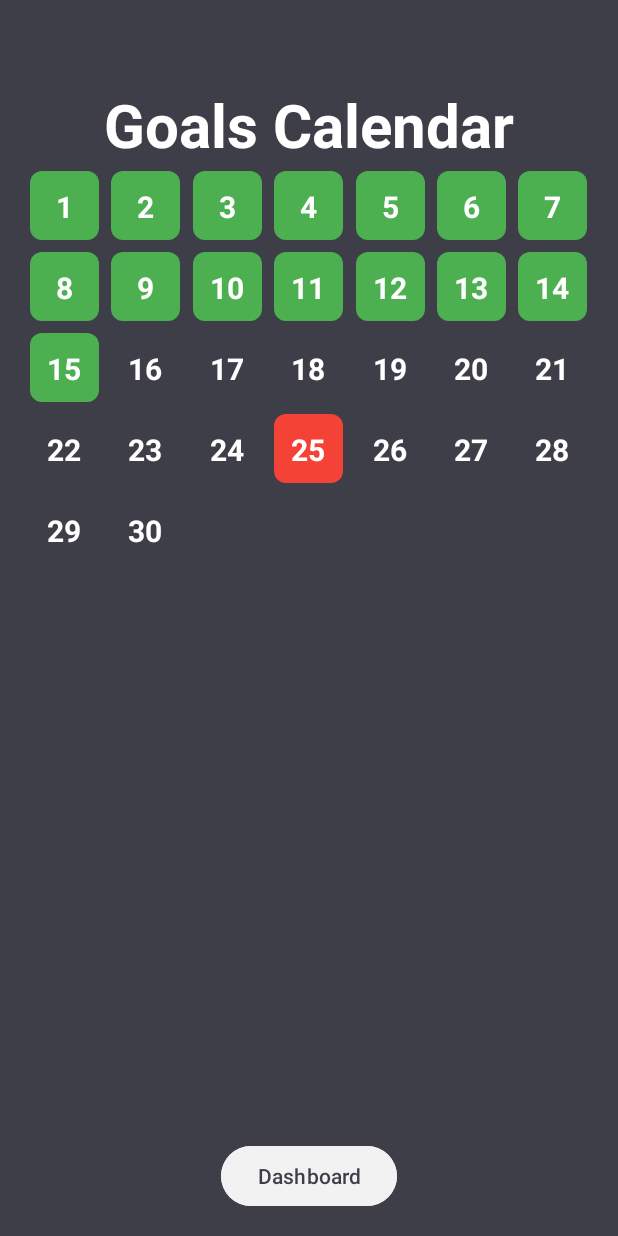
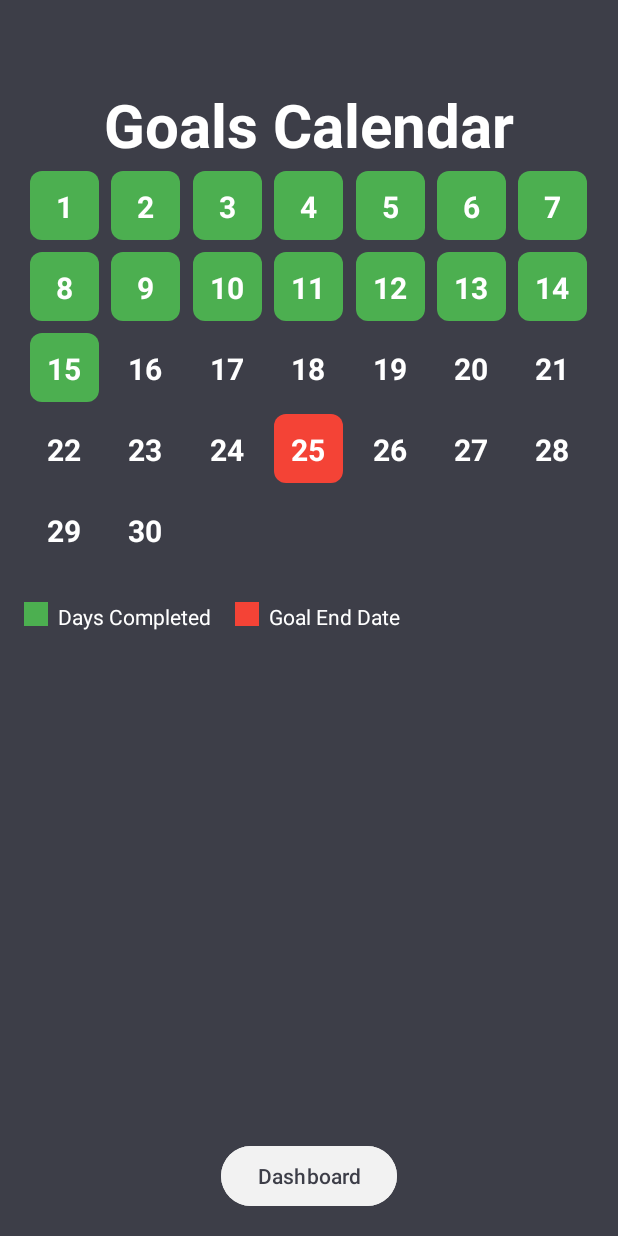
Before and after one commit to melodiouscoast7/FusionDaily, an Android app: the CalendarActivity screen opened directly, with no data from a screen before it, on a phone screen of 412 x 824 dp. Run offline under Robolectric (Android 15) with nearby library versions, the phone set to English and light mode, and no system bars; Roboto replaces fonts that are not available here.

Commit message:
Updated Calendar UI and dashboard UI to reflect calendar changes.

```diff
--- a/app/src/main/java/com/example/fusiondailytest/DashboardActivity.java
+++ b/app/src/main/java/com/example/fusiondailytest/DashboardActivity.java
@@ -62,7 +62,7 @@ public class DashboardActivity extends AppCompatActivity {
             }
         });
 
-        Button CalendarButton = findViewById(R.id.focusButton);
+        Button CalendarButton = findViewById(R.id.CalendarButton);
         CalendarButton.setOnClickListener(new View.OnClickListener() {
             @Override
             public void onClick(View v) {
--- a/app/src/main/res/layout/activity_calendar.xml
+++ b/app/src/main/res/layout/activity_calendar.xml
@@ -24,20 +24,63 @@
     <androidx.viewpager2.widget.ViewPager2
         android:id="@+id/calendarPager"
         android:layout_width="0dp"
-        android:layout_height="0dp"
+        android:layout_height="275dp"
         app:layout_constraintTop_toBottomOf="@id/calendarTitle"
-        app:layout_constraintBottom_toBottomOf="parent"
         app:layout_constraintStart_toStartOf="parent"
-        app:layout_constraintEnd_toEndOf="parent"/>
+        app:layout_constraintEnd_toEndOf="parent" />
+
+    <!-- Info Section: legend -->
+    <LinearLayout
+        android:id="@+id/infoSection"
+        android:layout_width="0dp"
+        android:layout_height="wrap_content"
+        android:orientation="vertical"
+        android:paddingTop="16dp"
+        app:layout_constraintEnd_toEndOf="parent"
+        app:layout_constraintStart_toStartOf="parent"
+        app:layout_constraintTop_toBottomOf="@+id/calendarPager">
+
+        <!-- Legend -->
+        <LinearLayout
+            android:layout_width="match_parent"
+            android:layout_height="wrap_content"
+            android:orientation="horizontal"
+            android:paddingBottom="8dp">
+
+            <View
+                android:layout_width="16dp"
+                android:layout_height="16dp"
+                android:background="#4CAF50" />
+
+            <TextView
+                android:layout_width="wrap_content"
+                android:layout_height="wrap_content"
+                android:paddingEnd="16dp"
+                android:text="  Days Completed"
+                android:textColor="@android:color/white" />
+
+            <View
+                android:layout_width="16dp"
+                android:layout_height="16dp"
+                android:background="#F44336" />
+
+            <TextView
+                android:layout_width="wrap_content"
+                android:layout_height="wrap_content"
+                android:text="  Goal End Date"
+                android:textColor="@android:color/white" />
+        </LinearLayout>
+    </LinearLayout>
 
     <Button
         android:id="@+id/backButton"
         android:layout_width="wrap_content"
         android:layout_height="wrap_content"
+        android:layout_gravity="center"
+        android:backgroundTint="@color/soft_grey"
         android:text="@string/resourceToDashboard_button"
         android:textColor="@color/dead_black"
-        android:backgroundTint="@color/soft_grey"
         app:layout_constraintBottom_toBottomOf="parent"
-        app:layout_constraintStart_toStartOf="parent"
-        app:layout_constraintEnd_toEndOf="parent"/>/>
+        app:layout_constraintEnd_toEndOf="parent"
+        app:layout_constraintStart_toStartOf="parent" />
 </androidx.constraintlayout.widget.ConstraintLayout>
--- a/app/src/main/res/layout/activity_dashboard.xml
+++ b/app/src/main/res/layout/activity_dashboard.xml
@@ -25,7 +25,7 @@
         app:layout_constraintVertical_bias="0.9" />
 
     <Button
-        android:id="@+id/focusButton"
+        android:id="@+id/CalendarButton"
         style="@style/Widget.Material3.Button.IconButton.Filled"
         android:layout_width="85dp"
         android:layout_height="85dp"
@@ -92,16 +92,16 @@
         app:layout_constraintTop_toBottomOf="@+id/goalsButton" />
 
     <TextView
-        android:id="@+id/focusButtonText"
-        android:layout_width="39dp"
+        android:id="@+id/CalendarButtonText"
+        android:layout_width="wrap_content"
         android:layout_height="17dp"
         android:layout_marginTop="8dp"
-        android:text="Focus"
+        android:text="Calendar"
         android:textColor="@color/white"
         app:layout_constraintEnd_toEndOf="parent"
         app:layout_constraintHorizontal_bias="0.371"
         app:layout_constraintStart_toStartOf="parent"
-        app:layout_constraintTop_toBottomOf="@+id/focusButton" />
+        app:layout_constraintTop_toBottomOf="@+id/CalendarButton" />
 
     <TextView
         android:id="@+id/resourcesButtonText"
```
